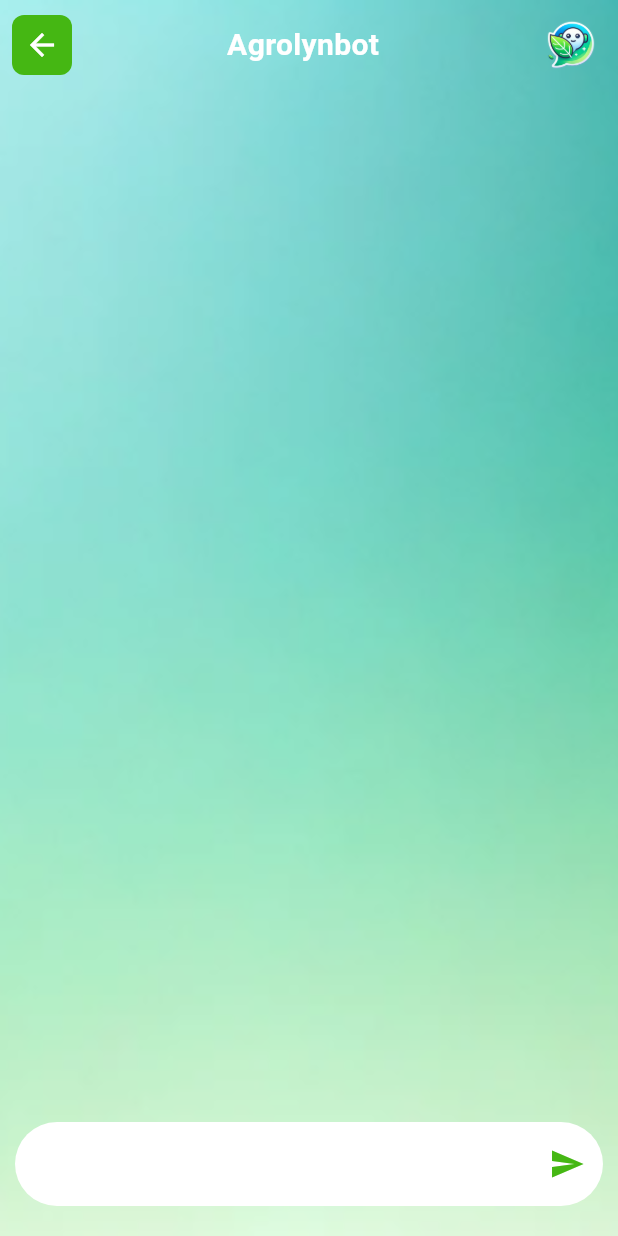
After one commit to dodichakill/higrolyn, a Flutter app: the Chatbot screen opened directly, on a phone screen of 412 x 824 dp. The commit adds this screen. Run offline on Flutter 3.47's test engine with Material 3 defaults, Android fonts, the phone set to English and light mode, and no system bars; our stand-ins replace another_flutter_splash_screen, camera, dio, flutter_gemini, flutter_onboarding_slider, permission_handler and 1 more.

Commit message:
feat(chatbot) : implement chatbot with api gemini ai

```diff
--- a/lib/main.dart
+++ b/lib/main.dart
@@ -3,8 +3,10 @@ import 'package:agrolyn/views/home/home_page.dart';
 import 'package:agrolyn/views/splash_screen.dart';
 import 'package:camera/camera.dart';
 import 'package:flutter/material.dart';
+import 'package:flutter_gemini/flutter_gemini.dart';
 
 void main() async {
+  Gemini.init(apiKey: "AIzaSyCA40wBU3zgPyr3bYc9zP3WMWb53HsyoWM");
   WidgetsFlutterBinding.ensureInitialized();
 
   runApp(const MyApp());
--- /dev/null
+++ b/lib/models/chat_new_model.dart
@@ -0,0 +1,75 @@
+import 'package:flutter/foundation.dart';
+import 'package:quiver/core.dart';
+
+import 'index.dart';
+
+@immutable
+class ChatNewModel {
+
+  const ChatNewModel({
+    required this.id,
+    required this.posisi,
+    required this.chat,
+    required this.createdDate,
+    required this.type,
+    required this.status,
+  });
+
+  final int id;
+  final String posisi;
+  final String chat;
+  final String createdDate;
+  final String type;
+  final String status;
+
+  factory ChatNewModel.fromJson(Map<String,dynamic> json) => ChatNewModel(
+    id: json['id'] as int,
+    posisi: json['posisi'].toString(),
+    chat: json['chat'].toString(),
+    createdDate: json['createdDate'].toString(),
+    type: json['type'].toString(),
+    status: json['status'].toString()
+  );
+
+  Map<String, dynamic> toJson() => {
+    'id': id,
+    'posisi': posisi,
+    'chat': chat,
+    'createdDate': createdDate,
+    'type': type,
+    'status': status
+  };
+
+  ChatNewModel clone() => ChatNewModel(
+    id: id,
+    posisi: posisi,
+    chat: chat,
+    createdDate: createdDate,
+    type: type,
+    status: status
+  );
+
+
+  ChatNewModel copyWith({
+    int? id,
+    String? posisi,
+    String? chat,
+    String? createdDate,
+    String? type,
+    String? status
+  }) => ChatNewModel(
+    id: id ?? this.id,
+    posisi: posisi ?? this.posisi,
+    chat: chat ?? this.chat,
+    createdDate: createdDate ?? this.createdDate,
+    type: type ?? this.type,
+    status: status ?? this.status,
+  );
+
+  @override
+  bool operator ==(Object other) => identical(this, other)
+    || other is ChatNewModel && id == other.id && posisi == other.posisi && chat == other.chat && createdDate == other.createdDate && type == other.type && status == other.status;
+
+  @override
+  int get hashCode => id.hashCode ^ posisi.hashCode ^ chat.hashCode ^ createdDate.hashCode ^ type.hashCode ^ status.hashCode;
+}
--- a/lib/utils/assets_path.dart
+++ b/lib/utils/assets_path.dart
@@ -25,4 +25,6 @@ class ImageAssets {
   static const String jagung = "$root/image (1).png";
   static const String petaniComunity = "$root/Rectangle 23.png";
   static const String dummyResult = "$root/leaf-blight.jpg";
+  static const String backgroundChatbot =
+      "$root/Screenshot 2024-11-11 114500.png";
 }
--- /dev/null
+++ b/lib/views/chatbot/chatbot.dart
@@ -0,0 +1,138 @@
+import 'package:flutter/material.dart';
+import 'package:agrolyn/providers/chatbot_notifier.dart';
+import 'package:agrolyn/shared/constants.dart';
+import 'package:agrolyn/utils/assets_path.dart';
+import 'package:provider/provider.dart';
+
+class Chatbot extends StatelessWidget {
+  const Chatbot({super.key});
+
+  @override
+  Widget build(BuildContext context) {
+    return ChangeNotifierProvider(
+      create: (_) => ChatbotNotifier(context: context),
+      child: Consumer<ChatbotNotifier>(
+        builder: (context, value, child) => Scaffold(
+          body: SafeArea(
+            child: Stack(
+              children: [
+                Positioned.fill(
+                  child: Image.asset(
+                    ImageAssets.backgroundChatbot,
+                    fit: BoxFit.cover,
+                  ),
+                ),
+                Positioned(
+                  top: 60,
+                  left: 16,
+                  right: 16,
+                  bottom: 80,
+                  child: ListView.builder(
+                    reverse: true,
+                    itemCount: value.list.length,
+                    itemBuilder: (context, index) {
+                      var e = value.list[index];
+                      return Column(
+                        crossAxisAlignment: e.posisi == "kiri"
+                            ? CrossAxisAlignment.start
+                            : CrossAxisAlignment.end,
+                        children: [
+                          Container(
+                            padding: EdgeInsets.symmetric(
+                                horizontal: 16, vertical: 8),
+                            margin: EdgeInsets.symmetric(vertical: 8),
+                            decoration: BoxDecoration(
+                              color: e.posisi == "kiri"
+                                  ? Colors.white
+                                  : MyColors.secondaryColorLight,
+                              borderRadius: BorderRadius.circular(16),
+                            ),
+                            child: Text(
+                              e.chat,
+                              style: TextStyle(
+                                  color: e.posisi == "kiri"
+                                      ? Colors.black
+                                      : Colors.white,
+                                  fontSize: 14),
+                            ),
+                          ),
+                        ],
+                      );
+                    },
+                  ),
+                ),
+                Positioned(
+                  top: 0,
+                  left: 0,
+                  right: 0,
+                  child: Container(
+                    color: Colors.transparent,
+                    height: 60,
+                    padding: EdgeInsets.all(8),
+                    child: Row(
+                      mainAxisAlignment: MainAxisAlignment.spaceBetween,
+                      children: [
+                        InkWell(
+                          onTap: () => Navigator.pop(context),
+                          child: Container(
+                            padding: EdgeInsets.all(8),
+                            decoration: BoxDecoration(
+                              color: MyColors.primaryColorDark,
+                              borderRadius: BorderRadius.circular(8),
+                            ),
+                            child: Icon(Icons.arrow_back, color: Colors.white),
+                          ),
+                        ),
+                        Text(
+                          "Agrolynbot",
+                          style: TextStyle(
+                              fontSize: 20,
+                              fontWeight: FontWeight.bold,
+                              color: Colors.white),
+                        ),
+                        Image.asset(
+                          ImageAssets.logoChatbot,
+                          width: 48,
+                          height: 48,
+                        ),
+                      ],
+                    ),
+                  ),
+                ),
+                Positioned(
+                  left: 0,
+                  right: 0,
+                  bottom: 0,
+                  child: Container(
+                    height: 86,
+                    padding: EdgeInsets.all(10),
+                    child: TextField(
+                      controller: value.chat,
+                      maxLines: null,
+                      keyboardType: TextInputType.multiline,
+                      decoration: InputDecoration(
+                        suffixIcon: InkWell(
+                          onTap: () => value.submit(value.chat.text),
+                          child: Icon(
+                            Icons.send,
+                            color: MyColors.primaryColorDark,
+                          ),
+                        ),
+                        fillColor: Colors.white,
+                        filled: true,
+                        border: OutlineInputBorder(
+                          borderRadius: BorderRadius.circular(32),
+                          borderSide: BorderSide.none,
+                        ),
+                      ),
+                    ),
+                  ),
+                ),
+              ],
+            ),
+          ),
+        ),
+      ),
+    );
+  }
+}
--- a/pubspec.yaml
+++ b/pubspec.yaml
@@ -45,8 +45,9 @@ dependencies:
   path_provider: ^2.1.5
   dio: ^5.7.0
   json_to_model: ^3.2.4
-  quiver: ^3.2.1
+  quiver: ^3.2.2
   shared_preferences: ^2.3.3
+  flutter_gemini: ^2.0.5
 
 dev_dependencies:
   flutter_test:
```
Also changed, not shown: jsons/chat_new_model.json (added, +8 -0 lines), lib/common_user/home_user.dart (added, +17 -0 lines), lib/models/article.dart (added, +118 -0 lines), lib/models/index.dart (added, +15 -0 lines), lib/models/register_user.dart (added, +75 -0 lines), lib/providers/chatbot_notifier.dart (added, +56 -0 lines), lib/providers/home_user_notifier.dart (added, +7 -0 lines), lib/views/comunity/comunity.dart (+16 -0 lines), lib/views/home/home_page.dart (+15 -5 lines), assets/images/Screenshot 2024-11-11 114500.png (added), pubspec.lock.
